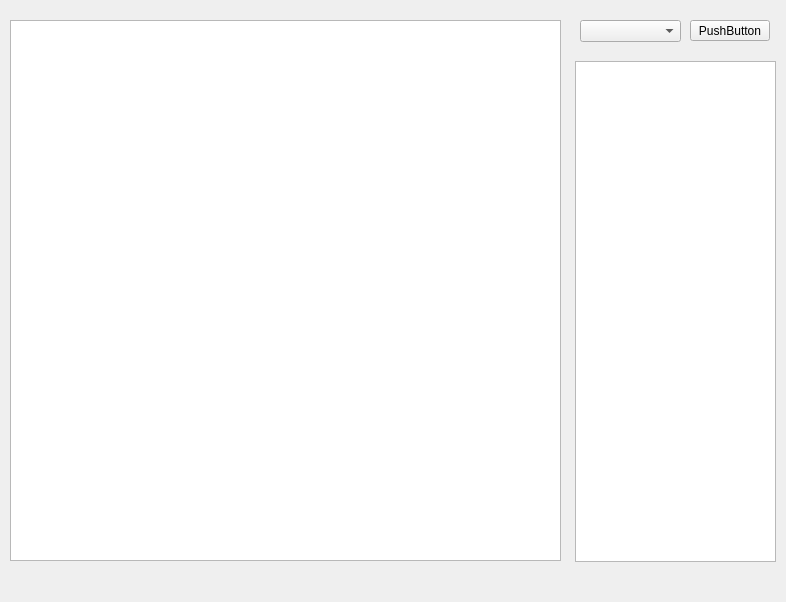
qianniu123/protocolTool, file widget.ui: the form before one commit.
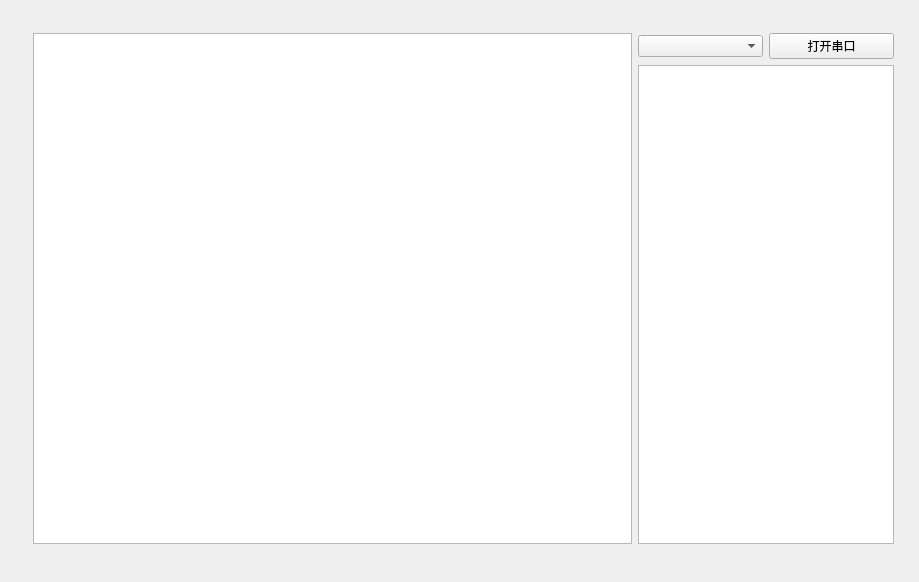
The form after the commit.

Commit message: 完成基本布局； 考虑如何兼容多种协议测试；

Patch:
```diff
--- a/widget.ui
+++ b/widget.ui
@@ -6,55 +6,80 @@
    <rect>
     <x>0</x>
     <y>0</y>
-    <width>786</width>
-    <height>602</height>
+    <width>919</width>
+    <height>582</height>
    </rect>
   </property>
   <property name="windowTitle">
    <string>Widget</string>
   </property>
-  <widget class="QTextBrowser" name="textBrowser">
+  <widget class="QWidget" name="layoutWidget">
    <property name="geometry">
     <rect>
-     <x>10</x>
-     <y>20</y>
-     <width>551</width>
-     <height>541</height>
+     <x>33</x>
+     <y>33</y>
+     <width>861</width>
+     <height>511</height>
     </rect>
    </property>
-  </widget>
-  <widget class="QComboBox" name="comboBox_com">
-   <property name="geometry">
-    <rect>
-     <x>580</x>
-     <y>20</y>
-     <width>101</width>
-     <height>22</height>
-    </rect>
-   </property>
-  </widget>
-  <widget class="QPushButton" name="pushButton_open">
-   <property name="geometry">
-    <rect>
-     <x>690</x>
-     <y>20</y>
-     <width>80</width>
-     <height>21</height>
-    </rect>
-   </property>
-   <property name="text">
-    <string>PushButton</string>
-   </property>
-  </widget>
-  <widget class="QTableWidget" name="tableWidget_cmd">
-   <property name="geometry">
-    <rect>
-     <x>575</x>
-     <y>61</y>
-     <width>201</width>
-     <height>501</height>
-    </rect>
-   </property>
+   <layout class="QHBoxLayout" name="horizontalLayout_all">
+    <item>
+     <widget class="QTextEdit" name="textEdit"/>
+    </item>
+    <item>
+     <layout class="QVBoxLayout" name="verticalLayout">
+      <item>
+       <layout class="QHBoxLayout" name="horizontalLayout">
+        <item>
+         <widget class="QComboBox" name="comboBox_comPort">
+          <property name="maximumSize">
+           <size>
+            <width>16777215</width>
+            <height>16777215</height>
+           </size>
+          </property>
+         </widget>
+        </item>
+        <item>
+         <widget class="QPushButton" name="pushButton_open">
+          <property name="sizePolicy">
+           <sizepolicy hsizetype="Preferred" vsizetype="Fixed">
+            <horstretch>0</horstretch>
+            <verstretch>0</verstretch>
+           </sizepolicy>
+          </property>
+          <property name="maximumSize">
+           <size>
+            <width>16777215</width>
+            <height>16777215</height>
+           </size>
+          </property>
+          <property name="text">
+           <string>打开串口</string>
+          </property>
+         </widget>
+        </item>
+       </layout>
+      </item>
+      <item>
+       <widget class="QTableWidget" name="tableWidget_cmd">
+        <property name="sizePolicy">
+         <sizepolicy hsizetype="Preferred" vsizetype="Expanding">
+          <horstretch>0</horstretch>
+          <verstretch>0</verstretch>
+         </sizepolicy>
+        </property>
+        <property name="maximumSize">
+         <size>
+          <width>16777215</width>
+          <height>16777215</height>
+         </size>
+        </property>
+       </widget>
+      </item>
+     </layout>
+    </item>
+   </layout>
   </widget>
  </widget>
  <resources/>
```
The commit also changes 6 other files.
